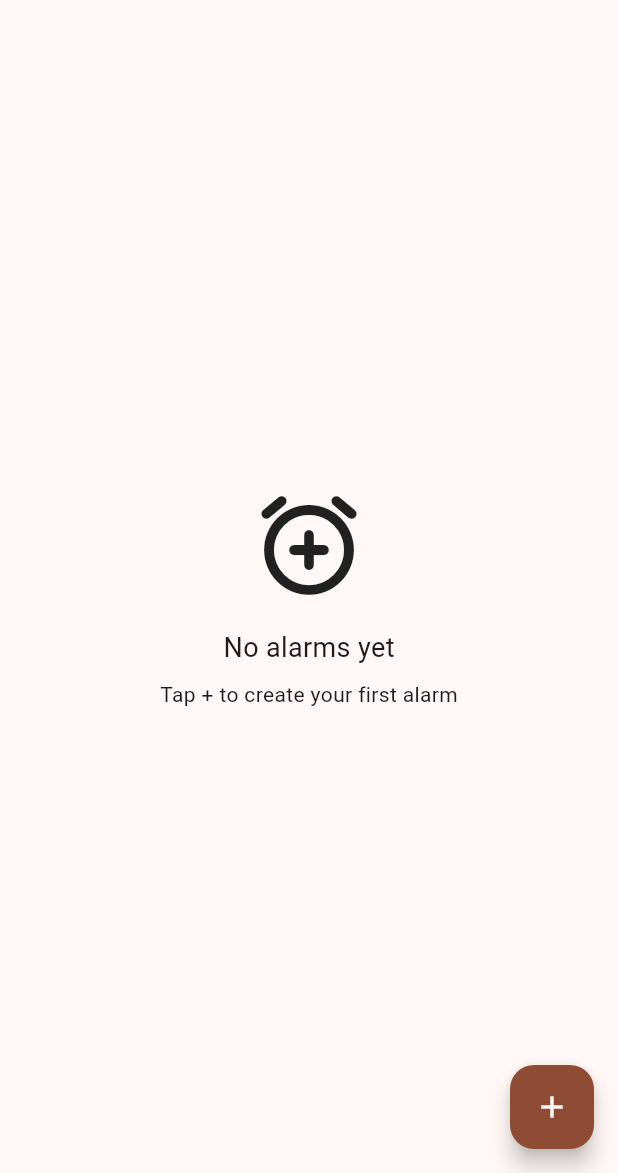
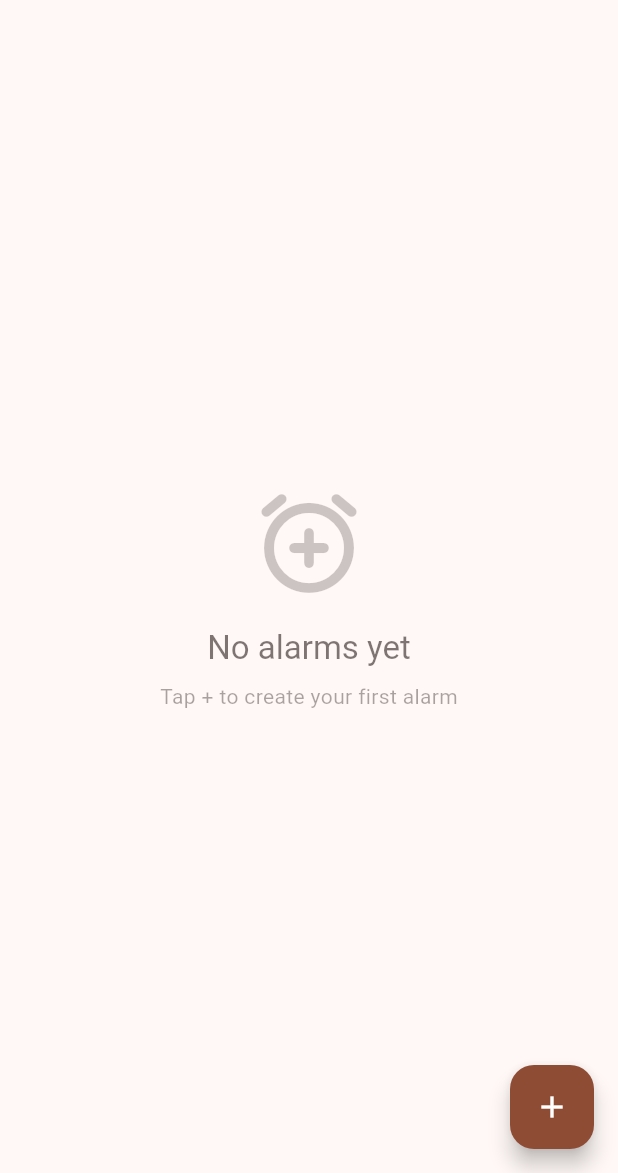
Before and after one commit to KashifKhn/drawbell, a Flutter app: the screen it shows after launch, on a phone screen of 412 x 824 dp, the part 63-1236 px from its top. Run offline on Flutter 3.47's test engine with Material 3 defaults, Android fonts, the phone set to English and light mode, and no system bars; our stand-ins replace flutter_riverpod, go_router, shared_preferences; missing offline and left inert: tflite_flutter; project files that could hold a hidden picture were left out.

Commit message:
feat: Phase 2 core alarm -- storage, providers, home screen, alarm editor with CRUD

```diff
--- a/lib/main.dart
+++ b/lib/main.dart
@@ -2,15 +2,38 @@ import 'package:flutter/material.dart';
 
 import 'package:flutter_riverpod/flutter_riverpod.dart';
 
+import 'providers/alarm_provider.dart';
 import 'router.dart';
+import 'services/storage_service.dart';
 import 'theme.dart';
 
-void main() {
-  runApp(const ProviderScope(child: DrawBellApp()));
+Future<void> main() async {
+  WidgetsFlutterBinding.ensureInitialized();
+
+  final StorageService storage = StorageService();
+  await storage.init();
+
+  runApp(
+    ProviderScope(
+      overrides: [storageServiceProvider.overrideWithValue(storage)],
+      child: const DrawBellApp(),
+    ),
+  );
 }
 
-class DrawBellApp extends StatelessWidget {
+class DrawBellApp extends ConsumerStatefulWidget {
   const DrawBellApp({super.key});
+
+  @override
+  ConsumerState<DrawBellApp> createState() => _DrawBellAppState();
+}
+
+class _DrawBellAppState extends ConsumerState<DrawBellApp> {
+  @override
+  void initState() {
+    super.initState();
+    Future.microtask(() => ref.read(alarmListProvider.notifier).loadAlarms());
+  }
 
   @override
   Widget build(BuildContext context) {
--- a/lib/screens/home/home_screen.dart
+++ b/lib/screens/home/home_screen.dart
@@ -1,13 +1,20 @@
 import 'package:flutter/material.dart';
 
+import 'package:flutter_riverpod/flutter_riverpod.dart';
 import 'package:go_router/go_router.dart';
 
-class HomeScreen extends StatelessWidget {
+import '../../models/alarm_model.dart';
+import '../../providers/alarm_provider.dart';
+import 'widgets/alarm_card.dart';
+import 'widgets/empty_state.dart';
+
+class HomeScreen extends ConsumerWidget {
   const HomeScreen({super.key});
 
   @override
-  Widget build(BuildContext context) {
+  Widget build(BuildContext context, WidgetRef ref) {
     final ColorScheme colors = Theme.of(context).colorScheme;
+    final List<AlarmModel> alarms = ref.watch(alarmListProvider);
 
     return Scaffold(
       appBar: AppBar(
@@ -19,18 +26,29 @@ class HomeScreen extends StatelessWidget {
           ),
         ],
       ),
-      body: const Center(
-        child: Column(
-          mainAxisAlignment: MainAxisAlignment.center,
-          children: [
-            Icon(Icons.alarm_add_rounded, size: 80),
-            SizedBox(height: 16),
-            Text('No alarms yet', style: TextStyle(fontSize: 18)),
-            SizedBox(height: 8),
-            Text('Tap + to create your first alarm'),
-          ],
-        ),
-      ),
+      body: alarms.isEmpty
+          ? const EmptyState()
+          : ListView.separated(
+              padding: const EdgeInsets.all(16),
+              itemCount: alarms.length,
+              separatorBuilder: (_, __) => const SizedBox(height: 8),
+              itemBuilder: (BuildContext context, int index) {
+                final AlarmModel alarm = alarms[index];
+                return AlarmCard(
+                  alarm: alarm,
+                  onToggle: (_) {
+                    ref.read(alarmListProvider.notifier).toggleAlarm(alarm.id);
+                  },
+                  onTap: () => context.push('/alarm/${alarm.id}/edit'),
+                  onDismissed: () {
+                    ref.read(alarmListProvider.notifier).deleteAlarm(alarm.id);
+                    ScaffoldMessenger.of(context).showSnackBar(
+                      const SnackBar(content: Text('Alarm deleted')),
+                    );
+                  },
+                );
+              },
+            ),
       floatingActionButton: FloatingActionButton(
         onPressed: () => context.push('/alarm/new'),
         backgroundColor: colors.primary,
--- /dev/null
+++ b/lib/screens/home/widgets/empty_state.dart
@@ -0,0 +1,40 @@
+import 'package:flutter/material.dart';
+
+class EmptyState extends StatelessWidget {
+  const EmptyState({super.key});
+
+  @override
+  Widget build(BuildContext context) {
+    final ColorScheme colors = Theme.of(context).colorScheme;
+
+    return Center(
+      child: Padding(
+        padding: const EdgeInsets.all(32),
+        child: Column(
+          mainAxisAlignment: MainAxisAlignment.center,
+          children: [
+            Icon(
+              Icons.alarm_add_rounded,
+              size: 80,
+              color: colors.onSurface.withAlpha(60),
+            ),
+            const SizedBox(height: 16),
+            Text(
+              'No alarms yet',
+              style: Theme.of(context).textTheme.titleLarge?.copyWith(
+                color: colors.onSurface.withAlpha(150),
+              ),
+            ),
+            const SizedBox(height: 8),
+            Text(
+              'Tap + to create your first alarm',
+              style: Theme.of(context).textTheme.bodyMedium?.copyWith(
+                color: colors.onSurface.withAlpha(100),
+              ),
+            ),
+          ],
+        ),
+      ),
+    );
+  }
+}
--- a/pubspec.yaml
+++ b/pubspec.yaml
@@ -13,6 +13,8 @@ dependencies:
   go_router: ^14.8.1
   tflite_flutter: ^0.12.0
   intl: ^0.19.0
+  shared_preferences: ^2.3.4
+  uuid: ^4.5.1
 
 dev_dependencies:
   flutter_test:
```
Also changed, not shown: lib/providers/alarm_provider.dart (added, +50 -0 lines), lib/screens/alarm_editor/alarm_editor_screen.dart (+137 -4 lines), lib/screens/alarm_editor/widgets/day_selector.dart (added, +56 -0 lines), lib/screens/alarm_editor/widgets/difficulty_selector.dart (added, +31 -0 lines), lib/screens/home/widgets/alarm_card.dart (added, +133 -0 lines), lib/services/storage_service.dart (added, +62 -0 lines), pubspec.lock.
